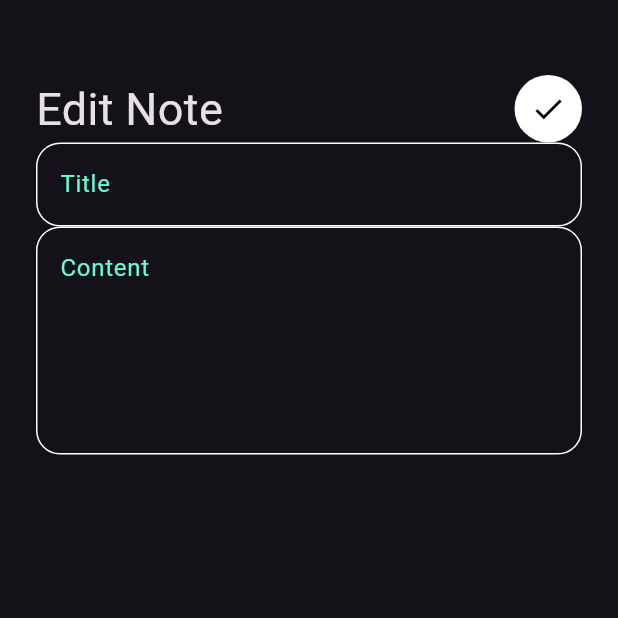
After one commit to mohsenghada29-source/Note_Apps, a Flutter app: the screen it shows after launch, after a tap on "Flutter Tips", on a phone screen of 412 x 824 dp, the top half of it. The commit adds this screen. Run offline on Flutter 3.47's test engine with Material 3 defaults, Android fonts, the phone set to English and light mode, and no system bars.

Commit message:
finish edit note

```diff
--- /dev/null
+++ b/lib/views/edit_note_view.dart
@@ -0,0 +1,13 @@
+import 'package:flutter/material.dart';
+import 'package:note_app/views/widgets/edit_new_view_body.dart';
+
+class EditNoteView extends StatelessWidget {
+  const EditNoteView({super.key});
+
+  @override
+  Widget build(BuildContext context) {
+    return Scaffold(
+      body: EditNewViewBody(),
+    );
+  }
+}
--- a/lib/views/widgets/custom_appbar.dart
+++ b/lib/views/widgets/custom_appbar.dart
@@ -2,17 +2,17 @@ import 'package:flutter/material.dart';
 import 'package:note_app/views/widgets/custom_search_icon.dart';
 
 class CustomAppbar extends StatelessWidget {
-  const CustomAppbar({super.key});
-
+  CustomAppbar({super.key, required this.title,required this.icon});
+  String title;
+  IconData icon;
   @override
   Widget build(BuildContext context) {
-    return Row(children: [
-      Text(
-        "Notes",
-        style: TextStyle(fontSize: 30,),
-      ),
-      Spacer(),
-      CustomSearchIcon(),
-    ]);
+    return Row(
+      children: [
+        Text(title, style: TextStyle(fontSize: 30)),
+        Spacer(),
+        CustomSearchIcon(icon: icon,),
+      ],
+    );
   }
 }
--- a/lib/views/widgets/custom_note_item.dart
+++ b/lib/views/widgets/custom_note_item.dart
@@ -1,11 +1,18 @@
 import 'package:flutter/material.dart';
+import 'package:note_app/views/edit_note_view.dart';
 
 class NoteItem extends StatelessWidget {
   const NoteItem({super.key});
 
   @override
   Widget build(BuildContext context) {
-    return Container(
+    return GestureDetector(
+      onTap: (){
+        Navigator.push(context, MaterialPageRoute(builder: (context){
+          return EditNoteView();
+        }));
+      },
+      child: Container(
         padding: const EdgeInsets.only(top: 24,bottom: 24,left: 16,right: 16),
         decoration: BoxDecoration(
           color: Colors.yellow.withOpacity(0.4),
@@ -26,6 +33,7 @@ class NoteItem extends StatelessWidget {
           ),
           Text('Mar 5, 2023',style: TextStyle(color: Colors.black),)
         ]),
+      ),
     );
   }
 }
--- a/lib/views/widgets/custom_search_icon.dart
+++ b/lib/views/widgets/custom_search_icon.dart
@@ -1,23 +1,15 @@
 import 'package:flutter/material.dart';
 
-class CustomSearchIcon
- extends StatelessWidget {
-  const CustomSearchIcon
-  ({super.key});
-
+class CustomSearchIcon extends StatelessWidget {
+  const CustomSearchIcon({super.key, required this.icon});
+   final IconData icon;
   @override
   Widget build(BuildContext context) {
     return Container(
       width: 45,
       height: 45,
-      decoration: BoxDecoration(
-        shape: BoxShape.circle,
-        color: Colors.white,
-      ),
-      child: const Icon(
-        Icons.search,
-        color: Colors.black,
-      ),
+      decoration: BoxDecoration(shape: BoxShape.circle, color: Colors.white),
+      child:  Icon(icon, color: Colors.black),
     );
   }
 }
--- /dev/null
+++ b/lib/views/widgets/edit_new_view_body.dart
@@ -0,0 +1,23 @@
+import 'package:flutter/material.dart';
+import 'package:note_app/views/widgets/custom_appbar.dart';
+import 'package:note_app/views/widgets/custom_text_fielf.dart';
+
+class EditNewViewBody extends StatelessWidget {
+  const EditNewViewBody({super.key});
+
+  @override
+  Widget build(BuildContext context) {
+    return Padding(
+      padding: const EdgeInsets.symmetric(horizontal: 24),
+      child: Column(
+
+        children: [
+          SizedBox(height: 50),
+          CustomAppbar(title: 'Edit Note',icon: Icons.check,),
+          CustomTextField(hintText1: 'Title', maxLines1: 1),
+          CustomTextField(hintText1: 'Content', maxLines1: 5),
+        ],
+      ),
+    );
+  }
+}
--- a/lib/views/widgets/note_view_body.dart
+++ b/lib/views/widgets/note_view_body.dart
@@ -10,7 +10,7 @@ class NotsViewBody extends StatelessWidget {
   Widget build(BuildContext context) {
     return Padding(
       padding: const EdgeInsets.symmetric(horizontal: 24),
-      child: Column(children: [SizedBox(height: 50), CustomAppbar(),
+      child: Column(children: [SizedBox(height: 50), CustomAppbar(title: 'Notes',icon: Icons.search,),
         Expanded(child: NotesListView()),]),
 
     );
```
Lines whose indentation alone changed are shown as unchanged.
